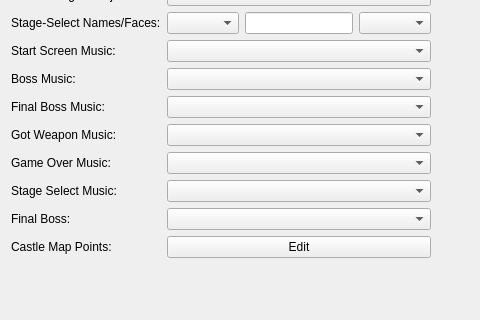
Before: the Qt Designer form editor/mainwindow_tab/game_properties_tab.ui in protoman/firefly, drawn with Qt 5; both pictures show x 0 to 480 and y 167 to 487 of the 801 by 487 pixel window.
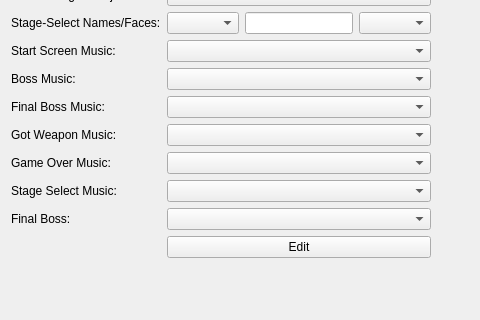
After: the same form once the commit is applied.

Patch:
```diff
--- a/editor/mainwindow_tab/game_properties_tab.ui
+++ b/editor/mainwindow_tab/game_properties_tab.ui
@@ -226,13 +226,6 @@
        </property>
       </widget>
      </item>
-     <item row="15" column="0">
-      <widget class="QLabel" name="label_21">
-       <property name="text">
-        <string>Castle Map Points:</string>
-       </property>
-      </widget>
-     </item>
     </layout>
    </item>
    <item>
```
